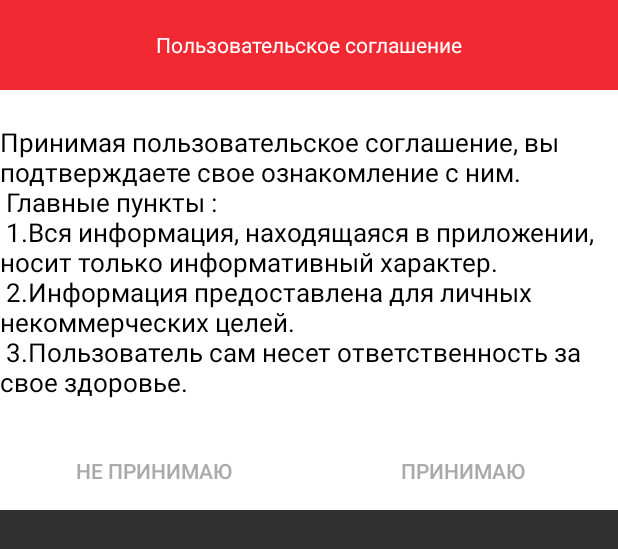
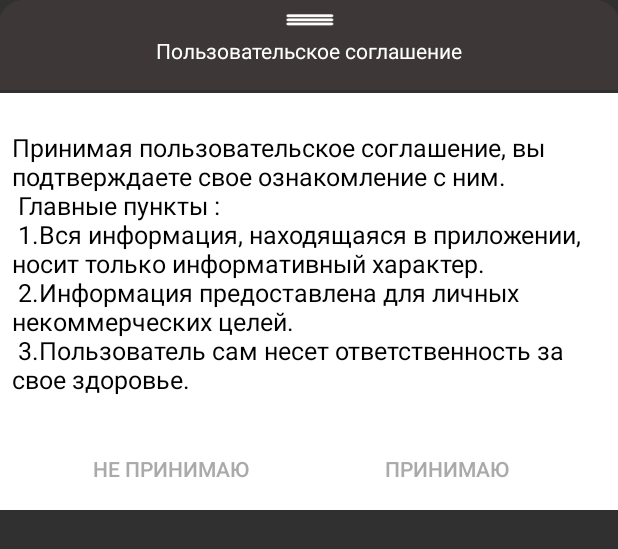
Before and after one commit to kamikhai/Pain_Search, an Android app: the layout bottom_sheet.xml on its own in the app's theme, with its tools: preview values and no code run, on a phone screen of 412 x 824 dp. Shown: the top 549 px of the screen. Run offline under Robolectric (Android 15) with nearby library versions, the phone set to English and light mode, and no system bars.

Commit message:
Изменение

```diff
--- a/app/src/main/java/com/example/rrota/pain_s/WelcomeActivity.java
+++ b/app/src/main/java/com/example/rrota/pain_s/WelcomeActivity.java
@@ -5,6 +5,7 @@ import android.content.Intent;
 import android.graphics.Color;
 import android.os.Build;
 import android.support.annotation.NonNull;
+import android.support.constraint.ConstraintLayout;
 import android.support.design.widget.BottomSheetBehavior;
 import android.support.v4.view.PagerAdapter;
 import android.support.v4.view.ViewPager;
@@ -39,8 +40,9 @@ public class WelcomeActivity extends AppCompatActivity implements View.OnClickLi
     private LinearLayout dotsLayout;
     Button btn_next,yes,no;
     Button skip;
+    private View line;
     private FirebaseAuth mAuth;
-    LinearLayout llBottomSheet;
+    ConstraintLayout llBottomSheet;
     private FirebaseAuth.AuthStateListener mAuthListener;
     private TextView sogl;
 
@@ -88,9 +90,10 @@ public class WelcomeActivity extends AppCompatActivity implements View.OnClickLi
         dotsLayout = (LinearLayout) findViewById(R.id.Layout_main);
         btn_next = (Button) findViewById(R.id.btn_next);
         skip = (Button) findViewById(R.id.skip);
-        llBottomSheet = (LinearLayout) findViewById(R.id.bottom_sheet);
+        llBottomSheet = (ConstraintLayout) findViewById(R.id.bottom_sheet);
         yes = (Button) findViewById(R.id.yes);
         no = (Button) findViewById(R.id.no);
+        line=findViewById(R.id.view);
         yes.setOnClickListener(this);
         no.setOnClickListener(this);
         layouts = new int[] {
@@ -114,6 +117,7 @@ public class WelcomeActivity extends AppCompatActivity implements View.OnClickLi
                     llBottomSheet.setVisibility(View.VISIBLE);
                     dotsLayout.removeAllViews();
                     btn_next.setVisibility(View.GONE);
+                    line.setVisibility(View.GONE);
                 }
             }
         });
@@ -123,6 +127,7 @@ public class WelcomeActivity extends AppCompatActivity implements View.OnClickLi
                 llBottomSheet.setVisibility(View.VISIBLE);
                 dotsLayout.removeAllViews();
                 btn_next.setVisibility(View.GONE);
+                line.setVisibility(View.GONE);
             }
         });
 
--- a/app/src/main/res/layout/activity_main.xml
+++ b/app/src/main/res/layout/activity_main.xml
@@ -90,11 +90,13 @@
         <android.support.design.widget.TextInputLayout
             android:id="@+id/textInputLayout6"
             android:layout_width="match_parent"
-            android:layout_height="wrap_content"
+            android:layout_height="68dp"
+            android:layout_marginBottom="10dp"
             android:layout_marginEnd="8dp"
             android:layout_marginLeft="8dp"
             android:layout_marginRight="8dp"
             android:layout_marginStart="8dp"
+            android:layout_marginTop="10dp"
             app:layout_constraintBottom_toTopOf="@+id/textInputLayout"
             app:layout_constraintEnd_toEndOf="parent"
             app:layout_constraintHorizontal_bias="0.5"
@@ -113,7 +115,7 @@
         <android.support.design.widget.TextInputLayout
             android:id="@+id/textInputLayout"
             android:layout_width="match_parent"
-            android:layout_height="wrap_content"
+            android:layout_height="68dp"
             android:layout_marginBottom="10dp"
             android:layout_marginEnd="8dp"
             android:layout_marginLeft="8dp"
@@ -153,6 +155,7 @@
             android:textColor="@android:color/holo_red_dark"
             app:layout_constraintBottom_toTopOf="@+id/link_login"
             app:layout_constraintEnd_toEndOf="parent"
+            app:layout_constraintHorizontal_bias="0.5"
             app:layout_constraintStart_toStartOf="parent"
             app:layout_constraintTop_toBottomOf="@+id/textInputLayout" />
 
--- a/app/src/main/res/layout/bottom_sheet.xml
+++ b/app/src/main/res/layout/bottom_sheet.xml
@@ -1,45 +1,91 @@
 <?xml version="1.0" encoding="utf-8"?>
-<LinearLayout xmlns:android="http://schemas.android.com/apk/res/android"
+<android.support.constraint.ConstraintLayout xmlns:android="http://schemas.android.com/apk/res/android"
     xmlns:app="http://schemas.android.com/apk/res-auto"
+    xmlns:tools="http://schemas.android.com/tools"
     android:id="@+id/bottom_sheet"
     android:layout_width="match_parent"
     android:layout_height="340dp"
-    android:background="@android:color/background_light"
     android:orientation="vertical"
     app:behavior_hideable="false"
     app:behavior_peekHeight="60dp"
     app:layout_behavior="android.support.design.widget.BottomSheetBehavior">
 
+    <ImageView
+        android:id="@+id/imageView9"
+        android:layout_width="match_parent"
+        android:layout_height="60dp"
+        android:scaleType="fitXY"
+        app:layout_constraintEnd_toEndOf="parent"
+        app:layout_constraintStart_toStartOf="parent"
+        app:layout_constraintTop_toTopOf="parent"
+        app:srcCompat="@drawable/sogla" />
 
     <TextView
         android:id="@+id/soglash"
         android:layout_width="match_parent"
         android:layout_height="60dp"
+        android:layout_marginEnd="8dp"
+        android:layout_marginLeft="8dp"
+        android:layout_marginRight="8dp"
+        android:layout_marginStart="8dp"
+        android:layout_marginTop="8dp"
         android:gravity="center"
-            android:background="@color/colorActivityTwo"
         android:text="Пользовательское соглашение"
-        android:textColor="@android:color/white" />
+        android:textColor="@android:color/white"
+        app:layout_constraintHorizontal_bias="0.0"
+        app:layout_constraintEnd_toEndOf="@id/imageView9"
+        app:layout_constraintStart_toStartOf="@id/imageView9"
+        app:layout_constraintBottom_toBottomOf="@+id/imageView9"
+        app:layout_constraintTop_toTopOf="@+id/imageView9" />
 
+    <android.support.constraint.ConstraintLayout
+        android:id="@+id/cons"
+        android:layout_width="match_parent"
+        android:layout_height="280dp"
+        android:background="#fff"
+        app:layout_constraintBottom_toBottomOf="parent"
+        app:layout_constraintEnd_toEndOf="parent"
+        app:layout_constraintStart_toStartOf="parent"
+        app:layout_constraintTop_toBottomOf="@+id/soglash">
 
         <TextView
+            android:id="@+id/textView7"
             android:layout_width="match_parent"
-        android:layout_height="230dp"
+            android:layout_height="220dp"
+            android:layout_marginEnd="8dp"
+            android:layout_marginLeft="8dp"
+            android:layout_marginRight="8dp"
+            android:layout_marginStart="8dp"
+            android:layout_marginTop="-1dp"
             android:gravity="center_vertical"
-        android:textSize="17dp"
             android:text="@string/soglashenie"
-        android:textColor="#000000" />
+            android:textColor="#000000"
+            android:textSize="16.5dp"
+            app:layout_constraintBottom_toTopOf="@id/lin"
+            app:layout_constraintEnd_toEndOf="parent"
+            app:layout_constraintStart_toStartOf="parent"
+            app:layout_constraintTop_toTopOf="@+id/cons" />
 
 
         <LinearLayout
-        android:layout_width="match_parent"
+            android:id="@+id/lin"
+            android:layout_width="368dp"
             android:layout_height="50dp"
-        android:orientation="horizontal">
+            android:layout_marginEnd="8dp"
+            android:layout_marginLeft="8dp"
+            android:layout_marginRight="8dp"
+            android:layout_marginStart="8dp"
+            android:orientation="horizontal"
+            app:layout_constraintBottom_toBottomOf="parent"
+            app:layout_constraintEnd_toEndOf="parent"
+            app:layout_constraintStart_toStartOf="parent"
+            app:layout_constraintTop_toBottomOf="@+id/textView7">
 
             <Button
                 android:id="@+id/no"
                 android:layout_width="0dp"
+                android:layout_height="wrap_content"
                 android:layout_weight="1"
-            android:layout_height="wrap_content"
                 android:background="@null"
                 android:text="Не принимаю"
                 android:textColor="@android:color/darker_gray" />
@@ -47,14 +93,16 @@
 
             <Button
                 android:id="@+id/yes"
-            android:layout_weight="1"
                 android:layout_width="0dp"
                 android:layout_height="wrap_content"
+                android:layout_weight="1"
                 android:background="@null"
                 android:text="Принимаю"
                 android:textColor="@android:color/darker_gray" />
 
         </LinearLayout>
 
+    </android.support.constraint.ConstraintLayout>
 
-</LinearLayout>
+
+</android.support.constraint.ConstraintLayout>
--- a/app/src/main/res/layout/welcome_screen3.xml
+++ b/app/src/main/res/layout/welcome_screen3.xml
@@ -5,7 +5,7 @@
     xmlns:tools="http://schemas.android.com/tools"
     android:layout_width="match_parent"
     android:layout_height="match_parent"
-    android:background="@color/deep_purple"
+    android:background="@color/light_blue"
     >
 
 
```
Also changed, not shown: app/src/main/res/drawable/sogla.png (added). Lines whose indentation alone changed are shown as unchanged.
